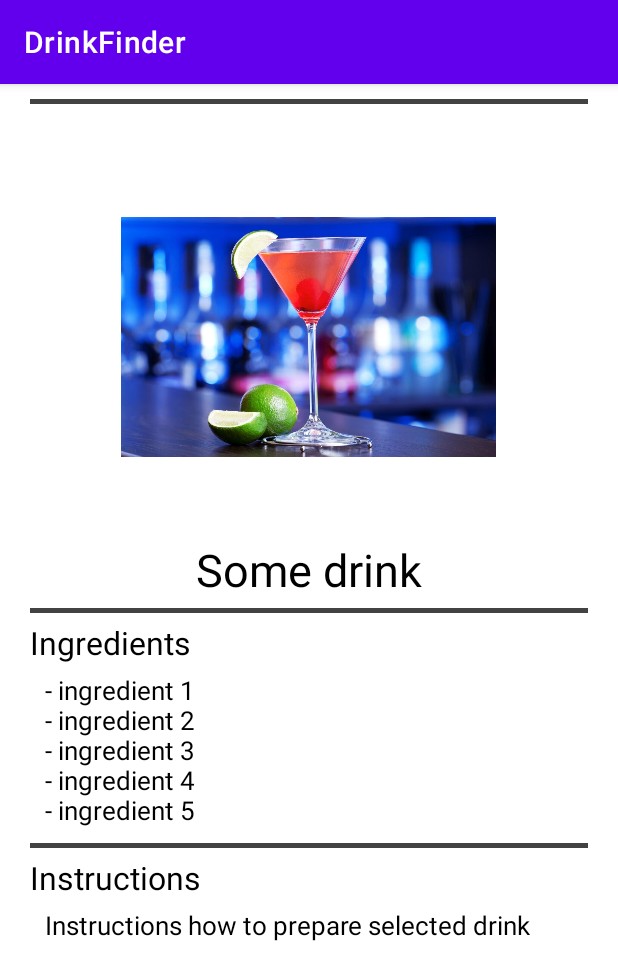
After one commit to Bodzisz/DrinkFinder, an Android app: the DrinkViewActivity screen opened directly, with no data from a screen before it, on a phone screen of 412 x 824 dp. The commit adds this screen. Shown: the top 980 px of the screen. Run offline under Robolectric (Android 15) with nearby library versions, the phone set to English and light mode, and no system bars; our stand-ins replace Room's generated code; 3 statements that could not run were skipped.

Commit message:
Implemented drink view (#12)

```diff
--- /dev/null
+++ b/app/src/main/java/io/github/drinkfinder/DrinkViewActivity.kt
@@ -0,0 +1,58 @@
+package io.github.drinkfinder
+
+import android.os.Bundle
+import android.widget.ImageView
+import android.widget.TextView
+import androidx.appcompat.app.AppCompatActivity
+import io.github.drinkfinder.database.DrinkDatabase
+import io.github.drinkfinder.database.Ingredient
+
+class DrinkViewActivity : AppCompatActivity() {
+
+    private lateinit var drinkImage: ImageView
+    private lateinit var drinkName: TextView
+    private lateinit var drinkIngredients: TextView
+    private lateinit var drinkInstructions: TextView
+
+    override fun onCreate(savedInstanceState: Bundle?) {
+        super.onCreate(savedInstanceState)
+        setContentView(R.layout.activity_drink_page)
+
+        val selectedDrink =
+            DrinkDatabase.getInstance(applicationContext).drinkDao().getWithIngredientsByName(
+                intent.getStringExtra("selectedDrink")
+            )
+
+        drinkImage = findViewById(R.id.drink_image)
+        // if drink image not found set the default one
+        drinkImage.setImageResource(R.drawable.default_drink)
+
+        drinkName = findViewById(R.id.drink_name)
+        drinkName.text = selectedDrink.drink.name
+
+        drinkIngredients = findViewById(R.id.drink_ingredients)
+        drinkIngredients.text = listAllIngredients(selectedDrink.ingredients)
+
+        drinkInstructions = findViewById(R.id.drink_instructions)
+        drinkInstructions.text = adjustInstruction(selectedDrink.drink.instructions)
+    }
+
+    private fun listAllIngredients(ingredients: List<Ingredient>): String {
+        var result = ""
+
+        for (i in ingredients) {
+            result = concatNextItem(result, i.name)
+        }
+
+        return result
+    }
+
+    private fun concatNextItem(stringToConcat: String, item: String): String {
+        val newLine = if (stringToConcat.isEmpty()) "" else "\n"
+        return "$stringToConcat$newLine- $item"
+    }
+
+    private fun adjustInstruction(instruction: String?): String {
+        return instruction?.replace(Regex("(\\. )|(: )"), "\n") ?: ""
+    }
+}
--- a/app/src/main/java/io/github/drinkfinder/database/DrinkDao.kt
+++ b/app/src/main/java/io/github/drinkfinder/database/DrinkDao.kt
@@ -9,9 +9,11 @@ import androidx.room.Transaction
 @Dao
 interface DrinkDao {
 
+    @Query("SELECT * FROM drinks WHERE name = :name")
+    fun get(name: String?): Drink
+
     @Query("SELECT * FROM drinks")
     fun getAll(): List<Drink>
-
 
     @Query("SELECT * FROM drinks WHERE name IN (:names)")
     fun getAllByNames(names: List<String>): List<Drink>
@@ -24,13 +26,21 @@ interface DrinkDao {
     )
     fun getAllByIngredients(ingredientsNames: List<String>): List<Drink>
 
+    @Query(
+        "SELECT drinks.name FROM drinks " +
+                "JOIN drinks_ingredients ON drinks_ingredients.drinkId = drinks.id " +
+                "JOIN ingredients ON ingredients.id = drinks_ingredients.ingredientId " +
+                "WHERE ingredients.name IN (:ingredientsNames)"
+    )
+    fun getAllNamesByIngredients(ingredientsNames: List<String>): List<String>
+
     @Transaction
     @Query("SELECT * FROM drinks")
     fun getAllWithIngredients(): List<DrinksWithIngredients>
 
     @Transaction
-    @Query("SELECT * FROM drinks WHERE drinks.name IN (:drinkNames)")
-    fun getWithIngredientsByNames(drinkNames: List<String>): List<DrinksWithIngredients>
+    @Query("SELECT * FROM drinks WHERE drinks.name = :drinkName")
+    fun getWithIngredientsByName(drinkName: String?): DrinksWithIngredients
 
     @Insert(onConflict = IGNORE)
     fun insert(vararg drinks: Drink)
--- a/app/src/main/res/layout/activity_drink_page.xml
+++ b/app/src/main/res/layout/activity_drink_page.xml
@@ -1,29 +1,32 @@
 <?xml version="1.0" encoding="utf-8"?>
-<androidx.drawerlayout.widget.DrawerLayout xmlns:android="http://schemas.android.com/apk/res/android"
+<ScrollView xmlns:android="http://schemas.android.com/apk/res/android"
     xmlns:tools="http://schemas.android.com/tools"
-    android:id="@+id/drawerLayout"
-    android:layout_width="match_parent"
-    android:layout_height="match_parent"
+    android:id="@+id/scroll_layout"
+    android:layout_width="fill_parent"
+    android:layout_height="fill_parent"
+    android:fillViewport="true"
     tools:context=".MainActivity">
 
     <RelativeLayout
         android:layout_width="match_parent"
-        android:layout_height="match_parent">
+        android:layout_height="wrap_content"
+        android:layout_marginBottom="10dp">
 
         <ImageView
-            android:id="@+id/imageView"
+            android:id="@+id/drink_image"
             android:layout_width="250dp"
             android:layout_height="250dp"
+            android:layout_below="@id/divider1"
             android:layout_centerHorizontal="true"
-            android:layout_marginTop="50dp"
-
+            android:layout_marginTop="30dp"
+            android:contentDescription="Drink image"
             tools:srcCompat="@tools:sample/avatars[3]" />
 
         <TextView
             android:id="@+id/drink_name"
             android:layout_width="wrap_content"
             android:layout_height="wrap_content"
-            android:layout_below="@id/imageView"
+            android:layout_below="@id/drink_image"
             android:layout_centerHorizontal="true"
             android:layout_marginTop="10dp"
             android:text="Some drink"
@@ -31,38 +34,65 @@
             android:textSize="30sp" />
 
         <TextView
-            android:id="@+id/drink_description"
+            android:id="@+id/label_ingredients"
+            android:layout_width="wrap_content"
+            android:layout_height="wrap_content"
+            android:layout_below="@id/divider2"
+            android:layout_marginStart="20dp"
+            android:layout_marginTop="5dp"
+            android:text="@string/ingredients"
+            android:textColor="@color/black"
+            android:textSize="21sp" />
+
+        <TextView
+            android:id="@+id/drink_ingredients"
             android:layout_width="match_parent"
             android:layout_height="wrap_content"
-            android:layout_below="@id/divider1"
-            android:layout_marginStart="20dp"
-            android:layout_marginTop="10dp"
-            android:layout_marginEnd="20dp"
-            android:text="Lorem ipsum dolor sit amet, consectetur adipiscing elit. Cras imperdiet ex eu tortor ultrices condimentum malesuada vitae dolor. Morbi quis laoreet leo. Nam sit amet nibh eget tellus blandit lobortis ac consectetur ante."
-            android:textAlignment="center"
+            android:layout_below="@id/label_ingredients"
+            android:layout_marginStart="30dp"
+            android:layout_marginTop="5dp"
+            android:layout_marginEnd="30dp"
+            android:text="- ingredient 1 \n- ingredient 2 \n- ingredient 3 \n- ingredient 4 \n- ingredient 5"
             android:textColor="@color/black"
             android:textSize="17sp" />
 
-        <EditText
+        <TextView
+            android:id="@+id/label_instructions"
+            android:layout_width="wrap_content"
+            android:layout_height="wrap_content"
+            android:layout_below="@id/divider3"
+            android:layout_marginStart="20dp"
+            android:layout_marginTop="5dp"
+            android:text="@string/instructions"
+            android:textColor="@color/black"
+            android:textSize="21sp" />
+
+        <TextView
             android:id="@+id/drink_instructions"
             android:layout_width="match_parent"
             android:layout_height="wrap_content"
-            android:layout_below="@id/divider2"
-            android:layout_alignParentStart="true"
-            android:layout_alignParentBottom="true"
-            android:layout_marginStart="20dp"
-            android:layout_marginTop="10dp"
-            android:layout_marginEnd="20dp"
-            android:layout_marginBottom="27dp"
-            android:ems="10"
-            android:gravity="start|top"
-            android:inputType="textMultiLine"
-            android:text="- ingredient 1 \n- ingredient 2 \n- ingredient 3 \n- ingredient 4 \n- ingredient 5" />
+            android:layout_below="@id/label_instructions"
+            android:layout_marginStart="30dp"
+            android:layout_marginTop="5dp"
+            android:layout_marginEnd="30dp"
+            android:layout_marginBottom="20dp"
+            android:text="Instructions how to prepare selected drink"
+            android:textColor="@color/black"
+            android:textSize="17sp" />
 
         <View
             android:id="@+id/divider1"
             android:layout_width="match_parent"
-            android:layout_height="5dp"
+            android:layout_height="3dp"
+            android:layout_marginStart="20dp"
+            android:layout_marginTop="10dp"
+            android:layout_marginEnd="20dp"
+            android:background="@color/cardview_dark_background" />
+
+        <View
+            android:id="@+id/divider2"
+            android:layout_width="match_parent"
+            android:layout_height="3dp"
             android:layout_below="@id/drink_name"
             android:layout_marginStart="20dp"
             android:layout_marginTop="5dp"
@@ -70,17 +100,13 @@
             android:background="@color/cardview_dark_background" />
 
         <View
-            android:id="@+id/divider2"
+            android:id="@+id/divider3"
             android:layout_width="match_parent"
-            android:layout_height="5dp"
-            android:layout_below="@id/drink_description"
+            android:layout_height="3dp"
+            android:layout_below="@id/drink_ingredients"
             android:layout_marginStart="20dp"
-            android:layout_marginTop="5dp"
+            android:layout_marginTop="10dp"
             android:layout_marginEnd="20dp"
             android:background="@color/cardview_dark_background" />
-
     </RelativeLayout>
-
-    <include layout="@layout/nav_view" />
-
-</androidx.drawerlayout.widget.DrawerLayout>
+</ScrollView>
--- a/app/src/main/res/layout/activity_drinks_list.xml
+++ b/app/src/main/res/layout/activity_drinks_list.xml
@@ -1,7 +1,7 @@
 <?xml version="1.0" encoding="utf-8"?>
 <androidx.drawerlayout.widget.DrawerLayout xmlns:android="http://schemas.android.com/apk/res/android"
     xmlns:tools="http://schemas.android.com/tools"
-    android:id="@+id/drawerLayout_2"
+    android:id="@+id/drink_list_layout"
     android:layout_width="match_parent"
     android:layout_height="match_parent"
     tools:context=".DrinkListActivity">
--- a/app/src/main/res/layout/activity_main.xml
+++ b/app/src/main/res/layout/activity_main.xml
@@ -1,7 +1,7 @@
 <?xml version="1.0" encoding="utf-8"?>
 <androidx.drawerlayout.widget.DrawerLayout xmlns:android="http://schemas.android.com/apk/res/android"
     xmlns:tools="http://schemas.android.com/tools"
-    android:id="@+id/drawerLayout"
+    android:id="@+id/main_layout"
     android:layout_width="match_parent"
     android:layout_height="match_parent"
     tools:context=".MainActivity">
--- a/app/src/main/res/values/strings.xml
+++ b/app/src/main/res/values/strings.xml
@@ -6,4 +6,6 @@
     <string name="title_activity_test">TestActivity</string>
     <string name="search">Search</string>
     <string name="ingredients_switch">  Drinks contain all ingredients  </string>
+    <string name="ingredients">Ingredients</string>
+    <string name="instructions">Instructions</string>
 </resources>
```
Also changed, not shown: app/src/main/AndroidManifest.xml (+7 -0 lines), app/src/main/java/io/github/drinkfinder/DrinkListActivity.kt (+13 -3 lines), app/src/main/java/io/github/drinkfinder/MainActivity.kt (+11 -11 lines), app/src/main/java/io/github/drinkfinder/SelectedIngredientsDrinkListActivity.kt (+8 -8 lines), app/src/main/res/drawable-hdpi/default_drink.jpg (added).
